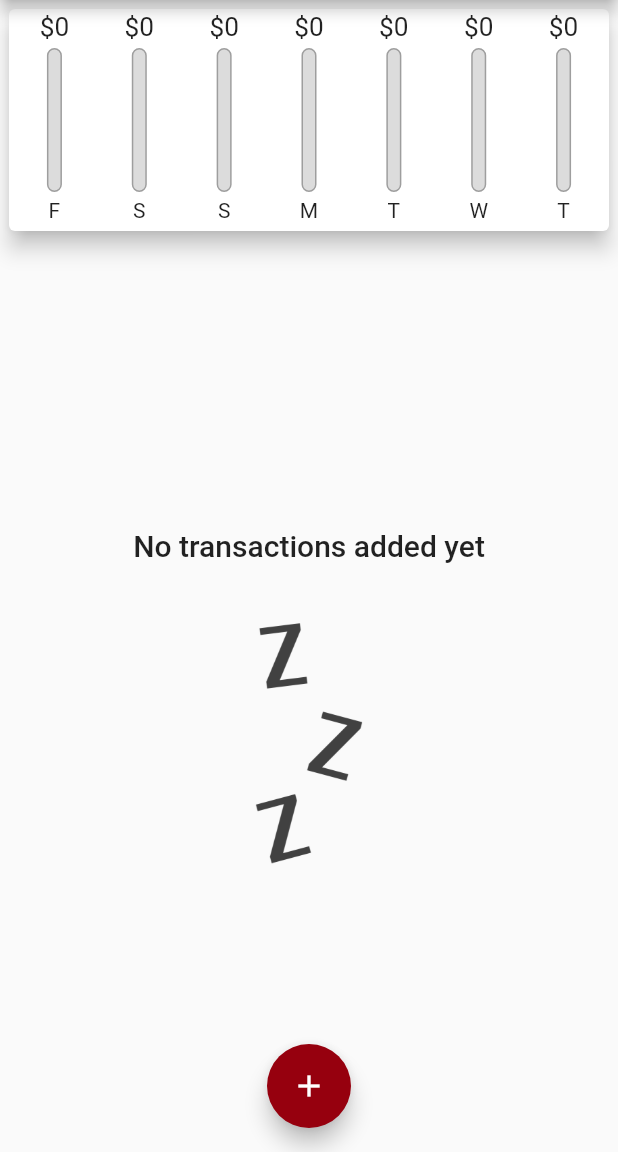
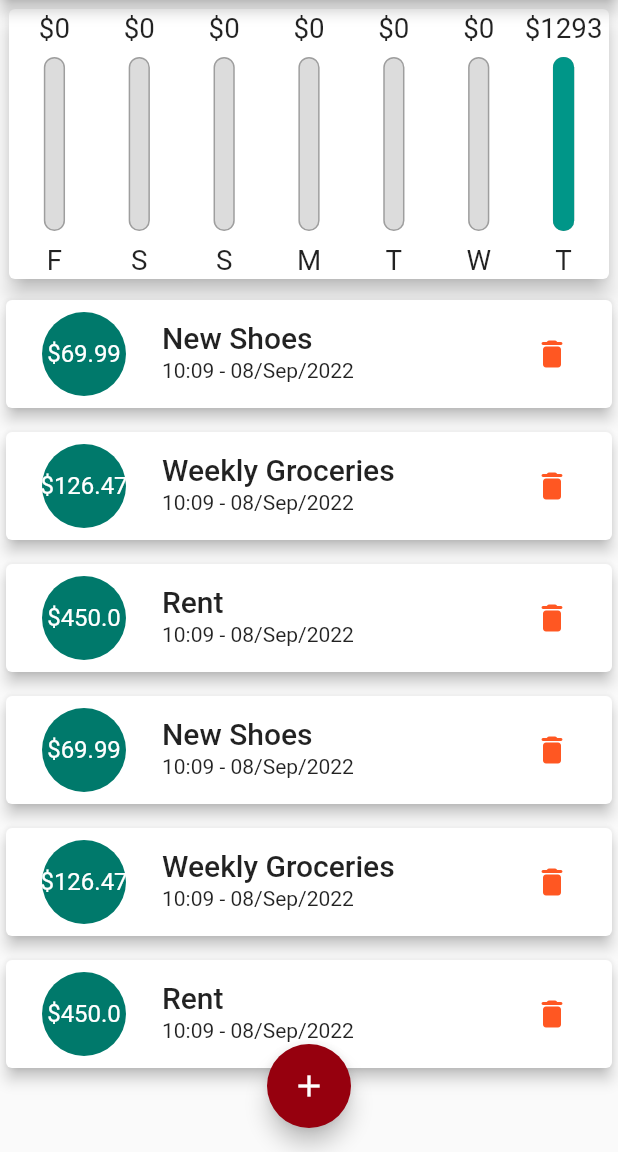
Before and after one commit to ArAmM7/personal_expenses_app, a Flutter app: the screen it shows after launch, on a phone screen of 412 x 824 dp, the part 84-1236 px from its top. Run offline on Flutter 3.47's test engine with Material 2 defaults, Android fonts, the phone set to English and light mode, and no system bars; drawn by our look-alikes of auto_size_text; Roboto replaces fonts that are missing (SF).

Commit message:
Responsive UI

```diff
--- a/lib/main.dart
+++ b/lib/main.dart
@@ -1,10 +1,14 @@
 import 'package:flutter/material.dart';
+import 'package:flutter/services.dart';
 import 'package:personal_expenses_app/models/transaction.dart';
 import 'package:personal_expenses_app/widgets/new_transactions.dart';
 import 'package:personal_expenses_app/widgets/transaction_list.dart';
 import 'package:personal_expenses_app/widgets/chart.dart';
 
 void main() {
+  // WidgetsFlutterBinding.ensureInitialized();
+  // SystemChrome.setPreferredOrientations(
+  //     [DeviceOrientation.portraitUp, DeviceOrientation.portraitDown]);
   runApp(const MyApp());
 }
 
@@ -60,24 +64,48 @@ class _MyHomePageState extends State<MyHomePage> {
 
   final List<Transaction> _userTransactions = [
     //    dummy data
-    // Transaction(
-    //     id: 't1', title: 'New Shoes', amount: 69.99, date: DateTime.now()),
-    // Transaction(
-    //   id: 't2',
-    //   title: 'Weekly Groceries',
-    //   amount: 126.47,
-    //   date: DateTime.now(),
-    // ),
-    // Transaction(
-    //   id: 't2',
-    //   title: 'Rent',
-    //   amount: 450,
-    //   date: DateTime.now(),
-    // ),
+    Transaction(
+        id: DateTime.now().toString(),
+        title: 'New Shoes',
+        amount: 69.99,
+        date: DateTime.now()),
+    Transaction(
+      id: DateTime.now().toString(),
+      title: 'Weekly Groceries',
+      amount: 126.47,
+      date: DateTime.now(),
+    ),
+    Transaction(
+      id: DateTime.now().toString(),
+      title: 'Rent',
+      amount: 450,
+      date: DateTime.now(),
+    ),
+    Transaction(
+        id: DateTime.now().toString(),
+        title: 'New Shoes',
+        amount: 69.99,
+        date: DateTime.now()),
+    Transaction(
+      id: DateTime.now().toString(),
+      title: 'Weekly Groceries',
+      amount: 126.47,
+      date: DateTime.now(),
+    ),
+    Transaction(
+      id: DateTime.now().toString(),
+      title: 'Rent',
+      amount: 450,
+      date: DateTime.now(),
+    ),
   ];
 
   @override
-  Widget build(BuildContext context) => Scaffold(
+  Widget build(BuildContext context) {
+    final availableHeight = (MediaQuery.of(context).size.height -
+        AppBar().preferredSize.height -
+        MediaQuery.of(context).padding.top);
+    return Scaffold(
       appBar: AppBar(
         actions: <Widget>[
           IconButton(
@@ -90,11 +118,12 @@ class _MyHomePageState extends State<MyHomePage> {
           crossAxisAlignment: CrossAxisAlignment.stretch,
           children: <Widget>[
             Container(
+                height: availableHeight * 0.25,
                 alignment: Alignment.center,
-                  height: 160,
                 width: double.infinity,
                 child: Chart(_recentTransactions.toList())),
-              Expanded(
+            SizedBox(
+              height: availableHeight * 0.75,
               child: TransactionList(
                   transactions: _userTransactions,
                   deleteTX: _deleteTransaction),
@@ -106,6 +135,7 @@ class _MyHomePageState extends State<MyHomePage> {
         child: const Icon(Icons.add),
       ),
     );
+  }
 
   Iterable<Transaction> get _recentTransactions {
     return _userTransactions.where((element) =>
--- a/lib/widgets/chart_bar.dart
+++ b/lib/widgets/chart_bar.dart
@@ -1,4 +1,3 @@
-import 'package:auto_size_text/auto_size_text.dart';
 import 'package:flutter/material.dart';
 
 class ChartBar extends StatelessWidget {
@@ -14,22 +13,23 @@ class ChartBar extends StatelessWidget {
 
   @override
   Widget build(BuildContext context) {
+    return LayoutBuilder(builder: (context, constraints) {
+      final availableHeight = constraints.biggest.height;
+      final availableWidth = constraints.biggest.width;
       return Column(
         children: [
           SizedBox(
-          height: 20,
+            height: availableHeight * 0.12,
             child: FittedBox(
-            child: Text(
-              '\$${spendingAmount.toStringAsFixed(0)}',
+              child: Text('\$${spendingAmount.toStringAsFixed(0)}'),
             ),
           ),
-        ),
-        const SizedBox(
-          height: 4,
+          SizedBox(
+            height: availableHeight * 0.05,
           ),
           SizedBox(
-            height: 96,
-            width: 10,
+              height: availableHeight * 0.66,
+              width: availableWidth * 0.25,
               child: Stack(children: [
                 Container(
                     decoration: BoxDecoration(
@@ -43,11 +43,17 @@ class ChartBar extends StatelessWidget {
                             color: Theme.of(context).primaryColor,
                             borderRadius: BorderRadius.circular(10))))
               ])),
-        const SizedBox(
-          height: 4,
+          SizedBox(
+            height: availableHeight * 0.05,
           ),
-        AutoSizeText(label),
+          SizedBox(
+            height: availableHeight * 0.12,
+            child: FittedBox(
+              child: Text(label),
+            ),
+          ),
         ],
       );
+    });
   }
 }
--- a/lib/widgets/transaction_list.dart
+++ b/lib/widgets/transaction_list.dart
@@ -14,8 +14,7 @@ class TransactionList extends StatelessWidget {
 
   @override
   Widget build(BuildContext context) {
-    return SizedBox(
-      child: transactions.isEmpty
+    return transactions.isEmpty
         ? Column(
             mainAxisAlignment: MainAxisAlignment.center,
             children: [
@@ -143,7 +142,6 @@ class TransactionList extends StatelessWidget {
               );
             },
             itemCount: transactions.length,
-            ),
           );
   }
 }
--- a/pubspec.yaml
+++ b/pubspec.yaml
@@ -37,7 +37,6 @@ dependencies:
   # Use with the CupertinoIcons class for iOS style icons.
   cupertino_icons: ^1.0.2
   intl: ^0.17.0
-  auto_size_text: ^3.0.0
 
 dev_dependencies:
   flutter_test:
```
Also changed, not shown: pubspec.lock. Lines whose indentation alone changed are shown as unchanged.
